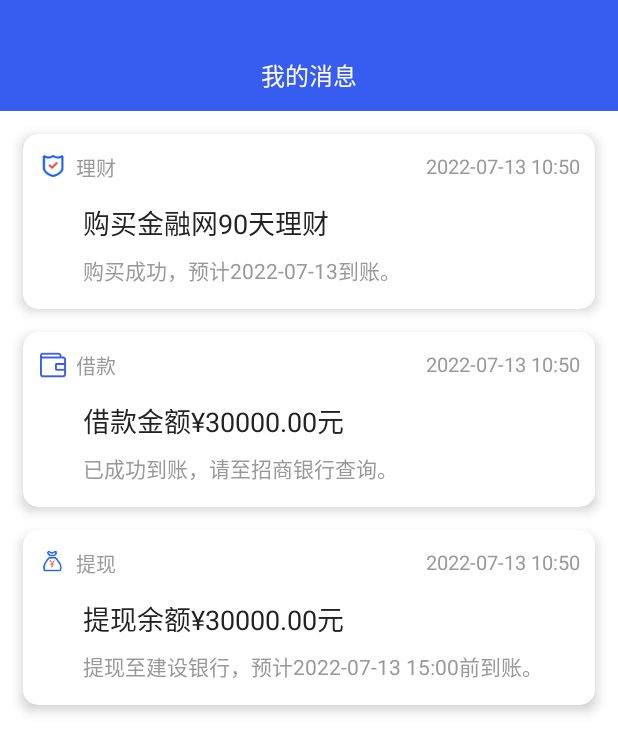
After one commit to Xzhaohao/financial, an Android app: the MessageActivity screen opened directly, with no data from a screen before it, on a phone screen of 412 x 824 dp. The commit adds this screen. Shown: the top 753 px of the screen. Run offline under Robolectric (Android 15) with nearby library versions, the phone set to English and light mode, and no system bars.

Commit message:
消息页

```diff
--- a/app/src/main/AndroidManifest.xml
+++ b/app/src/main/AndroidManifest.xml
@@ -33,13 +33,14 @@
                 <category android:name="android.intent.category.LAUNCHER" />
             </intent-filter>
         </activity>
-
         <!-- 主页 -->
         <activity android:name=".MainActivity" android:exported="false" />
         <!-- 登录页 -->
         <activity android:name=".ui.LoginActivity" android:exported="false" />
         <!-- 签到页 -->
         <activity android:name=".ui.SignInActivity" android:exported="false" />
+        <!-- 我的消息 -->
+        <activity android:name=".ui.MessageActivity" android:exported="false" />
     </application>
 
 </manifest>
--- /dev/null
+++ b/app/src/main/java/org/kuro/financial/adapter/MessageAdapter.java
@@ -0,0 +1,80 @@
+package org.kuro.financial.adapter;
+
+import android.content.Context;
+import android.view.LayoutInflater;
+import android.view.View;
+import android.view.ViewGroup;
+import android.widget.ImageView;
+import android.widget.TextView;
+
+import androidx.annotation.NonNull;
+import androidx.cardview.widget.CardView;
+import androidx.recyclerview.widget.RecyclerView;
+
+import org.kuro.financial.R;
+import org.kuro.financial.model.entity.Message;
+
+import java.util.List;
+
+public class MessageAdapter extends RecyclerView.Adapter<MessageAdapter.MessageViewHolder> {
+
+    List<Message> messageList;
+    private final Context context;
+
+    public MessageAdapter(List<Message> messageList, Context context) {
+        this.messageList = messageList;
+        this.context = context;
+    }
+
+    @NonNull
+    @Override
+    public MessageAdapter.MessageViewHolder onCreateViewHolder(@NonNull ViewGroup parent, int viewType) {
+        CardView view = (CardView) LayoutInflater.from(context).inflate(R.layout.message_card_item, parent, false);
+        return new MessageViewHolder(view);
+    }
+
+    @Override
+    public void onBindViewHolder(@NonNull MessageAdapter.MessageViewHolder holder, int position) {
+        Message message = messageList.get(position);
+        holder.title.setText(message.getTitle());
+        holder.content.setText(message.getContent());
+        holder.time.setText(message.getCreateTime());
+        holder.type.setText(message.getTypeName());
+
+        // 设置图标
+        switch (message.getType()) {
+            case 1:
+                holder.typeImage.setImageResource(R.mipmap.insurance);
+                break;
+            case 2:
+                holder.typeImage.setImageResource(R.mipmap.mine_borrow_money);
+                break;
+            case 3:
+                holder.typeImage.setImageResource(R.drawable.borrow_money_unselected);
+                break;
+        }
+    }
+
+    @Override
+    public int getItemCount() {
+        return messageList.size();
+    }
+
+
+    static class MessageViewHolder extends RecyclerView.ViewHolder {
+        TextView type;
+        TextView time;
+        TextView title;
+        TextView content;
+        ImageView typeImage;
+
+        public MessageViewHolder(@NonNull View itemView) {
+            super(itemView);
+            type = itemView.findViewById(R.id.message_type_name);
+            time = itemView.findViewById(R.id.message_time);
+            title = itemView.findViewById(R.id.message_title);
+            content = itemView.findViewById(R.id.message_content);
+            typeImage = itemView.findViewById(R.id.message_type_image);
+        }
+    }
+}
--- a/app/src/main/java/org/kuro/financial/fragment/MineFragment.java
+++ b/app/src/main/java/org/kuro/financial/fragment/MineFragment.java
@@ -1,10 +1,12 @@
 package org.kuro.financial.fragment;
 
 import android.widget.ImageView;
+import android.widget.RelativeLayout;
 import android.widget.TextView;
 
 import org.kuro.financial.R;
 import org.kuro.financial.base.BaseFragment;
+import org.kuro.financial.ui.MessageActivity;
 import org.kuro.financial.ui.SignInActivity;
 import org.kuro.financial.view.avatar.Avatar;
 
@@ -50,6 +52,10 @@ public class MineFragment extends BaseFragment {
         // 跳转签到页面
         TextView signIn = mRootView.findViewById(R.id.mine_sign_in);
         signIn.setOnClickListener(v -> navigateTo(SignInActivity.class));
+
+        // 跳转消息页面
+        RelativeLayout messageRow = mRootView.findViewById(R.id.message_row);
+        messageRow.setOnClickListener(v -> navigateTo(MessageActivity.class));
     }
 
     @Override
--- /dev/null
+++ b/app/src/main/java/org/kuro/financial/model/entity/Message.java
@@ -0,0 +1,90 @@
+package org.kuro.financial.model.entity;
+
+import java.util.ArrayList;
+import java.util.List;
+
+public class Message {
+
+    private Integer type; // 1理财，2提现，3借款
+    private String typeName;
+    private String createTime;
+    private String title;
+    private String content;
+
+    public Message() {
+    }
+
+    public Message(Integer type, String typeName, String createTime, String title, String content) {
+        this.type = type;
+        this.typeName = typeName;
+        this.createTime = createTime;
+        this.title = title;
+        this.content = content;
+    }
+
+    public Integer getType() {
+        return type;
+    }
+
+    public void setType(Integer type) {
+        this.type = type;
+    }
+
+    public String getTypeName() {
+        return typeName;
+    }
+
+    public void setTypeName(String typeName) {
+        this.typeName = typeName;
+    }
+
+    public String getCreateTime() {
+        return createTime;
+    }
+
+    public void setCreateTime(String createTime) {
+        this.createTime = createTime;
+    }
+
+    public String getTitle() {
+        return title;
+    }
+
+    public void setTitle(String title) {
+        this.title = title;
+    }
+
+    public String getContent() {
+        return content;
+    }
+
+    public void setContent(String content) {
+        this.content = content;
+    }
+
+    public static List<Message> getList() {
+        List<Message> list = new ArrayList<>();
+        list.add(new Message(
+                1,
+                "理财",
+                "2022-07-13 10:50",
+                "购买金融网90天理财",
+                "购买成功，预计2022-07-13到账。")
+        );
+        list.add(new Message(
+                3,
+                "借款",
+                "2022-07-13 10:50",
+                "借款金额¥30000.00元",
+                "已成功到账，请至招商银行查询。")
+        );
+        list.add(new Message(
+                2,
+                "提现",
+                "2022-07-13 10:50",
+                "提现余额¥30000.00元",
+                "提现至建设银行，预计2022-07-13 15:00前到账。")
+        );
+        return list;
+    }
+}
--- /dev/null
+++ b/app/src/main/java/org/kuro/financial/ui/MessageActivity.java
@@ -0,0 +1,31 @@
+package org.kuro.financial.ui;
+
+import android.os.Bundle;
+
+import androidx.recyclerview.widget.LinearLayoutManager;
+import androidx.recyclerview.widget.RecyclerView;
+
+import org.kuro.financial.R;
+import org.kuro.financial.adapter.MessageAdapter;
+import org.kuro.financial.base.BaseUIActivity;
+import org.kuro.financial.model.entity.Message;
+
+public class MessageActivity extends BaseUIActivity {
+
+    @Override
+    protected void onCreate(Bundle savedInstanceState) {
+        super.onCreate(savedInstanceState);
+        setContentView(R.layout.activity_message);
+
+        initView();
+    }
+
+
+    private void initView() {
+        RecyclerView messageList = findViewById(R.id.message_list);
+        LinearLayoutManager layoutManager = new LinearLayoutManager(this);
+        layoutManager.setOrientation(LinearLayoutManager.VERTICAL);
+        messageList.setLayoutManager(layoutManager);
+        messageList.setAdapter(new MessageAdapter(Message.getList(), this));
+    }
+}
--- /dev/null
+++ b/app/src/main/res/layout/activity_message.xml
@@ -0,0 +1,25 @@
+<?xml version="1.0" encoding="utf-8"?>
+<LinearLayout xmlns:android="http://schemas.android.com/apk/res/android"
+    xmlns:tools="http://schemas.android.com/tools"
+    android:layout_width="match_parent"
+    android:layout_height="match_parent"
+    android:background="@color/white"
+    android:orientation="vertical"
+    tools:context=".ui.MessageActivity">
+
+    <TextView
+        android:layout_width="match_parent"
+        android:layout_height="74dp"
+        android:background="@color/primary"
+        android:gravity="center"
+        android:paddingTop="26dp"
+        android:text="@string/message_title"
+        android:textColor="@color/white"
+        android:textSize="16sp" />
+
+    <androidx.recyclerview.widget.RecyclerView
+        android:id="@+id/message_list"
+        android:layout_width="match_parent"
+        android:layout_height="match_parent" />
+
+</LinearLayout>
--- a/app/src/main/res/layout/fragment_mine.xml
+++ b/app/src/main/res/layout/fragment_mine.xml
@@ -213,7 +213,9 @@
     <View style="@style/mine_line" />
 
     <!-- 消息 -->
-    <RelativeLayout style="@style/mine_option_layout">
+    <RelativeLayout
+        android:id="@+id/message_row"
+        style="@style/mine_option_layout">
 
         <TextView
             style="@style/mine_option_title"
--- /dev/null
+++ b/app/src/main/res/layout/message_card_item.xml
@@ -0,0 +1,69 @@
+<?xml version="1.0" encoding="utf-8"?>
+<androidx.cardview.widget.CardView xmlns:android="http://schemas.android.com/apk/res/android"
+    xmlns:app="http://schemas.android.com/apk/res-auto"
+    android:layout_width="match_parent"
+    android:layout_height="wrap_content"
+    android:layout_marginStart="15dp"
+    android:layout_marginTop="15dp"
+    android:layout_marginEnd="15dp"
+    app:cardBackgroundColor="@color/white"
+    app:cardCornerRadius="10dp"
+    app:cardElevation="5dp"
+    app:cardPreventCornerOverlap="true">
+
+    <LinearLayout
+        android:layout_width="match_parent"
+        android:layout_height="wrap_content"
+        android:layout_marginStart="10dp"
+        android:layout_marginTop="12dp"
+        android:layout_marginEnd="10dp">
+
+        <LinearLayout
+            android:layout_width="wrap_content"
+            android:layout_height="wrap_content"
+            android:gravity="center">
+
+            <ImageView
+                android:id="@+id/message_type_image"
+                android:layout_width="20dp"
+                android:layout_height="20dp"
+                android:layout_marginEnd="5dp"
+                android:scaleType="fitXY" />
+
+            <TextView
+                android:id="@+id/message_type_name"
+                android:layout_width="wrap_content"
+                android:layout_height="wrap_content"
+                android:gravity="center"
+                android:textColor="@color/black_tag"
+                android:textSize="13sp" />
+        </LinearLayout>
+
+        <TextView
+            android:id="@+id/message_time"
+            android:layout_width="match_parent"
+            android:layout_height="wrap_content"
+            android:gravity="right"
+            android:textColor="@color/black_tag"
+            android:textSize="13sp" />
+    </LinearLayout>
+
+    <TextView
+        android:id="@+id/message_title"
+        android:layout_width="match_parent"
+        android:layout_height="wrap_content"
+        android:layout_marginStart="40dp"
+        android:layout_marginTop="45dp"
+        android:textColor="@color/blackText2"
+        android:textSize="18sp" />
+
+    <TextView
+        android:id="@+id/message_content"
+        android:layout_width="match_parent"
+        android:layout_height="wrap_content"
+        android:layout_marginStart="40dp"
+        android:layout_marginTop="80dp"
+        android:layout_marginBottom="15dp"
+        android:textColor="@color/black_tag" />
+
+</androidx.cardview.widget.CardView>
--- a/app/src/main/res/values/strings.xml
+++ b/app/src/main/res/values/strings.xml
@@ -88,4 +88,7 @@
     <string name="sign_ranking">你是今日第6325名签到用户，获得了</string>
     <string name="sign_gold">+10</string>
     <string name="sign_in">已签到</string>
+
+    <!-- 我的消息 -->
+    <string name="message_title">我的消息</string>
 </resources>
```
